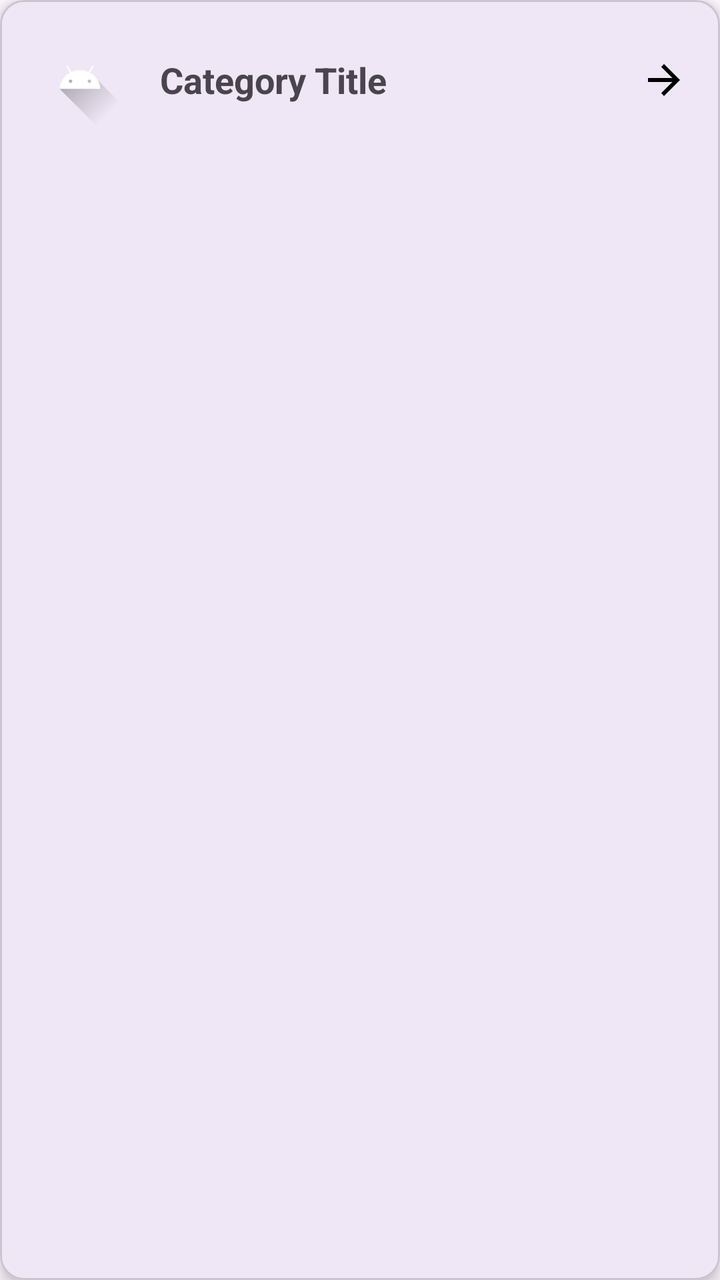
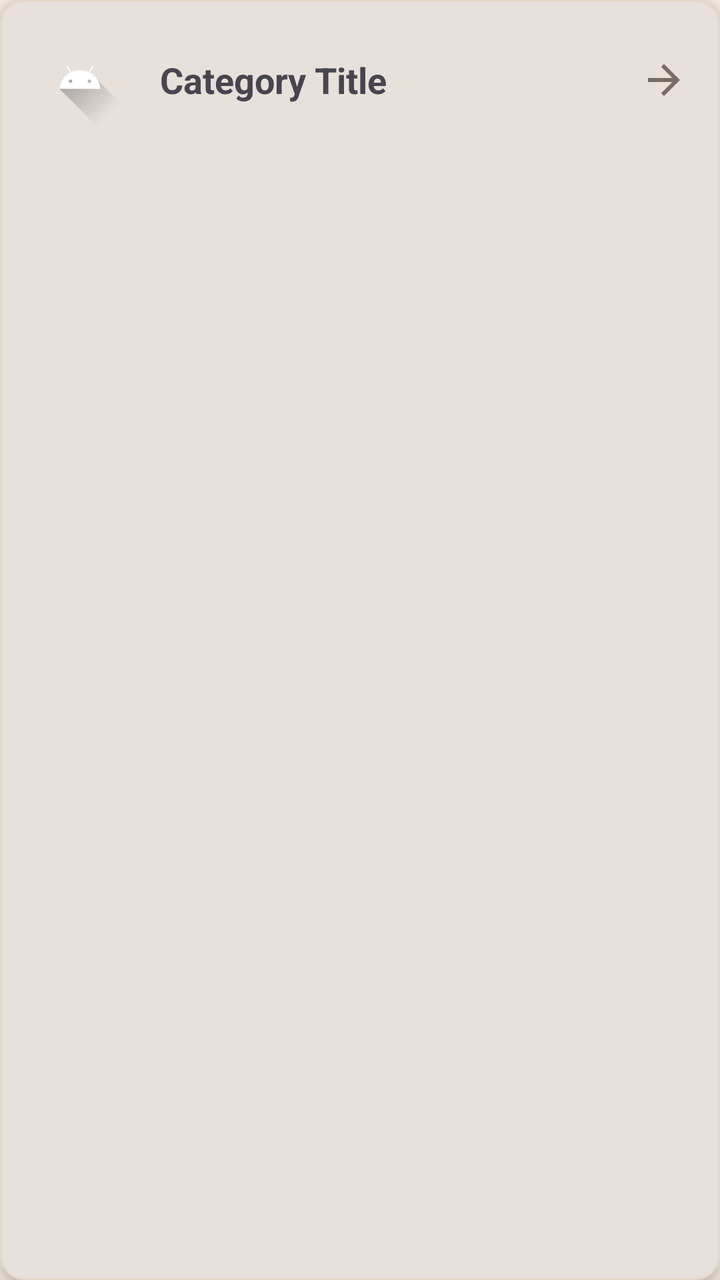

Before-and-after screenshots of an Android layout around one commit, followed by the original layout XML and the change that was made.
<!-- AndroidManifest.xml: application theme Theme.EServicesICCHelper -->
<!-- res/layout/item_category.xml -->
<?xml version="1.0" encoding="utf-8"?>
<layout xmlns:android="http://schemas.android.com/apk/res/android"
    xmlns:app="http://schemas.android.com/apk/res-auto">

    <com.google.android.material.card.MaterialCardView
        android:layout_width="match_parent"
        android:layout_height="wrap_content"
        android:layout_margin="8dp"
        app:cardCornerRadius="12dp"
        app:cardElevation="4dp">

        <LinearLayout
            android:layout_width="match_parent"
            android:layout_height="wrap_content"
            android:gravity="center_vertical"
            android:orientation="horizontal"
            android:padding="16dp">

            <ImageView
                android:id="@+id/ivCategoryIcon"
                android:layout_width="48dp"
                android:layout_height="48dp"
                android:contentDescription="Category Icon"
                android:src="@drawable/ic_launcher_foreground" />

            <TextView
                android:id="@+id/tvCategoryTitle"
                android:layout_width="0dp"
                android:layout_height="wrap_content"
                android:layout_marginStart="16dp"
                android:layout_weight="1"
                android:text="Category Title"
                android:textSize="18sp"
                android:textStyle="bold" />

            <ImageView
                android:layout_width="wrap_content"
                android:layout_height="wrap_content"
                android:src="@drawable/ic_arrow_forward"
                app:tint="@color/black" />

        </LinearLayout>

    </com.google.android.material.card.MaterialCardView>
</layout>
<!-- resources referenced by this layout -->
<resources>
  <color name="black">#FF000000</color>
  <!-- drawable ic_arrow_forward (drawable) -->
  <vector xmlns:android="http://schemas.android.com/apk/res/android"
      android:width="24dp"
      android:height="24dp"
      android:viewportWidth="24"
      android:viewportHeight="24">
    <path
        android:fillColor="@android:color/black"
        android:pathData="M12,4l-1.41,1.41L16.17,11H4v2h12.17l-5.58,5.59L12,20l8,-8z"/>
  </vector>
  <style name="Theme.EServicesICCHelper" parent="Base.Theme.EServicesICCHelper" />
  <style name="Base.Theme.EServicesICCHelper" parent="Theme.Material3.DayNight.NoActionBar">
          
          <item name="colorPrimary">@color/md_theme_light_primary</item>
          <item name="colorOnPrimary">@color/md_theme_light_onPrimary</item>
          <item name="colorPrimaryContainer">@color/md_theme_light_primaryContainer</item>
          <item name="colorOnPrimaryContainer">@color/md_theme_light_onPrimaryContainer</item>
          <item name="colorSecondary">@color/md_theme_light_secondary</item>
          <item name="colorOnSecondary">@color/md_theme_light_onSecondary</item>
          <item name="colorSecondaryContainer">@color/md_theme_light_secondaryContainer</item>
          <item name="colorOnSecondaryContainer">@color/md_theme_light_onSecondaryContainer</item>
  
          <item name="android:statusBarColor">@color/md_theme_light_primary</item>
          <item name="android:windowLightStatusBar">false</item>
      </style>
  <color name="md_theme_light_primary">#6750A4</color>
  <color name="md_theme_light_onPrimary">#FFFFFF</color>
  <color name="md_theme_light_primaryContainer">#EADDFF</color>
  <color name="md_theme_light_onPrimaryContainer">#21005D</color>
  <color name="md_theme_light_secondary">#625B71</color>
  <color name="md_theme_light_onSecondary">#FFFFFF</color>
  <color name="md_theme_light_secondaryContainer">#E8DEF8</color>
  <color name="md_theme_light_onSecondaryContainer">#1D192B</color>
  <!-- unchanged entries left out for length: 1 -->
</resources>

<!-- the commit's change to res/layout/item_category.xml (unified diff, before → after) -->
@@ -37,7 +37,7 @@
                 android:layout_width="wrap_content"
                 android:layout_height="wrap_content"
                 android:src="@drawable/ic_arrow_forward"
-                app:tint="@color/black" />
+                app:tint="@color/text_secondary" />
 
         </LinearLayout>
 
<!-- resource entries referenced after the edit -->
@@ -1,6 +1,6 @@
 <!-- resources referenced by this layout -->
 <resources>
-  <color name="black">#FF000000</color>
+  <color name="text_secondary">#7A6A63</color>
   <!-- drawable ic_arrow_forward (drawable) -->
   <vector xmlns:android="http://schemas.android.com/apk/res/android"
       android:width="24dp"
@@ -12,28 +12,57 @@
         android:pathData="M12,4l-1.41,1.41L16.17,11H4v2h12.17l-5.58,5.59L12,20l8,-8z"/>
   </vector>
   <style name="Theme.EServicesICCHelper" parent="Base.Theme.EServicesICCHelper" />
-  <style name="Base.Theme.EServicesICCHelper" parent="Theme.Material3.DayNight.NoActionBar">
+  <style name="Base.Theme.EServicesICCHelper" parent="Theme.Material3.Light.NoActionBar">
           
-          <item name="colorPrimary">@color/md_theme_light_primary</item>
-          <item name="colorOnPrimary">@color/md_theme_light_onPrimary</item>
-          <item name="colorPrimaryContainer">@color/md_theme_light_primaryContainer</item>
-          <item name="colorOnPrimaryContainer">@color/md_theme_light_onPrimaryContainer</item>
-          <item name="colorSecondary">@color/md_theme_light_secondary</item>
-          <item name="colorOnSecondary">@color/md_theme_light_onSecondary</item>
-          <item name="colorSecondaryContainer">@color/md_theme_light_secondaryContainer</item>
-          <item name="colorOnSecondaryContainer">@color/md_theme_light_onSecondaryContainer</item>
+          <item name="colorPrimary">@color/primary_dark_brown</item>
+          <item name="colorOnPrimary">@color/white</item>
+          <item name="colorPrimaryContainer">@color/light_accent</item>
+          <item name="colorOnPrimaryContainer">@color/primary_dark_brown</item>
   
-          <item name="android:statusBarColor">@color/md_theme_light_primary</item>
+          
+          <item name="colorSecondary">@color/secondary_brown</item>
+          <item name="colorOnSecondary">@color/white</item>
+          <item name="colorSecondaryContainer">@color/divider_color</item>
+          <item name="colorOnSecondaryContainer">@color/text_primary</item>
+  
+          
+          <item name="colorTertiary">@color/accent_gold</item>
+          <item name="colorOnTertiary">@color/text_primary</item>
+          <item name="colorTertiaryContainer">@color/light_accent</item>
+          <item name="colorOnTertiaryContainer">@color/text_primary</item>
+  
+          
+          <item name="android:windowBackground">@color/background_cream</item>
+          <item name="colorSurface">@color/surface_card</item>
+          <item name="colorOnSurface">@color/text_primary</item>
+          <item name="colorSurfaceVariant">@color/surface_card</item>
+          <item name="colorOnSurfaceVariant">@color/text_secondary</item>
+  
+          <item name="android:textColorPrimary">@color/text_primary</item>
+          <item name="android:textColorSecondary">@color/text_secondary</item>
+  
+          
+          <item name="colorOutline">@color/divider_color</item>
+          <item name="colorOutlineVariant">@color/divider_color</item>
+  
+          
+          <item name="colorError">@color/error_color</item>
+          <item name="colorOnError">@color/white</item>
+  
+          
+          <item name="android:statusBarColor">@color/primary_dark_brown</item>
           <item name="android:windowLightStatusBar">false</item>
       </style>
-  <color name="md_theme_light_primary">#6750A4</color>
-  <color name="md_theme_light_onPrimary">#FFFFFF</color>
-  <color name="md_theme_light_primaryContainer">#EADDFF</color>
-  <color name="md_theme_light_onPrimaryContainer">#21005D</color>
-  <color name="md_theme_light_secondary">#625B71</color>
-  <color name="md_theme_light_onSecondary">#FFFFFF</color>
-  <color name="md_theme_light_secondaryContainer">#E8DEF8</color>
-  <color name="md_theme_light_onSecondaryContainer">#1D192B</color>
+  <color name="primary_dark_brown">#4A231F</color>
+  <color name="white">#FFFFFF</color>
+  <color name="light_accent">#F1D9B5</color>
+  <color name="secondary_brown">#6B3A33</color>
+  <color name="divider_color">#E4D8C8</color>
+  <color name="text_primary">#2E1A17</color>
+  <color name="accent_gold">#D4AE7A</color>
+  <color name="background_cream">#F5ECDD</color>
+  <color name="surface_card">#F8F4EF</color>
+  <color name="error_color">#E53935</color>
   <!-- unchanged entries left out for length: 1 -->
 </resources>
 
